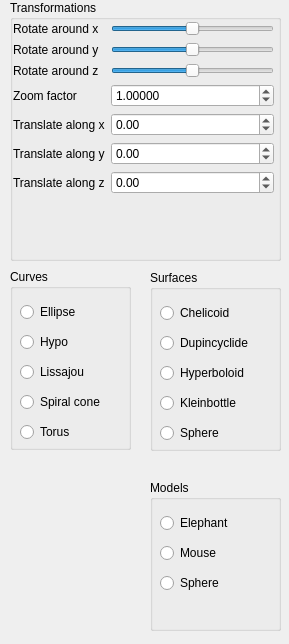
gabeeka/qt-computer-aided-graphics, file GUI/SideWidget.ui: the form before one commit.
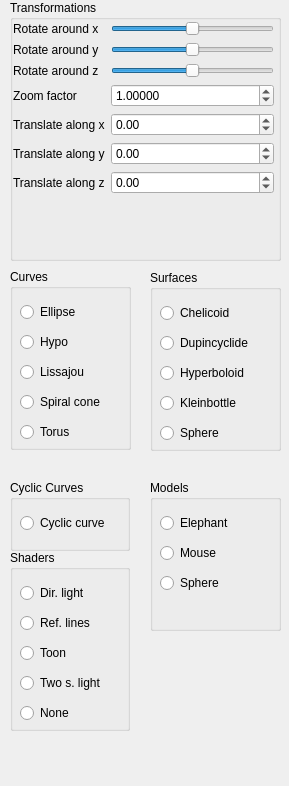
The form after the commit.

Commit message: Add possibility to switch between shaders

Diff of the .ui file:
```diff
--- a/GUI/SideWidget.ui
+++ b/GUI/SideWidget.ui
@@ -7,7 +7,7 @@
     <x>0</x>
     <y>0</y>
     <width>289</width>
-    <height>644</height>
+    <height>786</height>
    </rect>
   </property>
   <property name="sizePolicy">
@@ -428,6 +428,110 @@
     </property>
    </widget>
   </widget>
+  <widget class="QGroupBox" name="groupBox_5">
+   <property name="geometry">
+    <rect>
+     <x>10</x>
+     <y>480</y>
+     <width>120</width>
+     <height>71</height>
+    </rect>
+   </property>
+   <property name="title">
+    <string>Cyclic Curves</string>
+   </property>
+   <widget class="QRadioButton" name="cyclic_curve">
+    <property name="geometry">
+     <rect>
+      <x>10</x>
+      <y>30</y>
+      <width>107</width>
+      <height>26</height>
+     </rect>
+    </property>
+    <property name="text">
+     <string>Cyclic curve</string>
+    </property>
+   </widget>
+  </widget>
+  <widget class="QGroupBox" name="groupBox_6">
+   <property name="geometry">
+    <rect>
+     <x>10</x>
+     <y>550</y>
+     <width>120</width>
+     <height>181</height>
+    </rect>
+   </property>
+   <property name="title">
+    <string>Shaders</string>
+   </property>
+   <widget class="QRadioButton" name="dir_light">
+    <property name="geometry">
+     <rect>
+      <x>10</x>
+      <y>30</y>
+      <width>107</width>
+      <height>26</height>
+     </rect>
+    </property>
+    <property name="text">
+     <string>Dir. light</string>
+    </property>
+   </widget>
+   <widget class="QRadioButton" name="ref_lines">
+    <property name="geometry">
+     <rect>
+      <x>10</x>
+      <y>60</y>
+      <width>107</width>
+      <height>26</height>
+     </rect>
+    </property>
+    <property name="text">
+     <string>Ref. lines</string>
+    </property>
+   </widget>
+   <widget class="QRadioButton" name="toon">
+    <property name="geometry">
+     <rect>
+      <x>10</x>
+      <y>90</y>
+      <width>107</width>
+      <height>26</height>
+     </rect>
+    </property>
+    <property name="text">
+     <string>Toon</string>
+    </property>
+   </widget>
+   <widget class="QRadioButton" name="two_s_light">
+    <property name="geometry">
+     <rect>
+      <x>10</x>
+      <y>120</y>
+      <width>107</width>
+      <height>26</height>
+     </rect>
+    </property>
+    <property name="text">
+     <string>Two s. light</string>
+    </property>
+   </widget>
+   <widget class="QRadioButton" name="none">
+    <property name="geometry">
+     <rect>
+      <x>10</x>
+      <y>150</y>
+      <width>107</width>
+      <height>26</height>
+     </rect>
+    </property>
+    <property name="text">
+     <string>None</string>
+    </property>
+   </widget>
+  </widget>
  </widget>
  <resources/>
  <connections/>
```
The commit also changes 3 other files.
